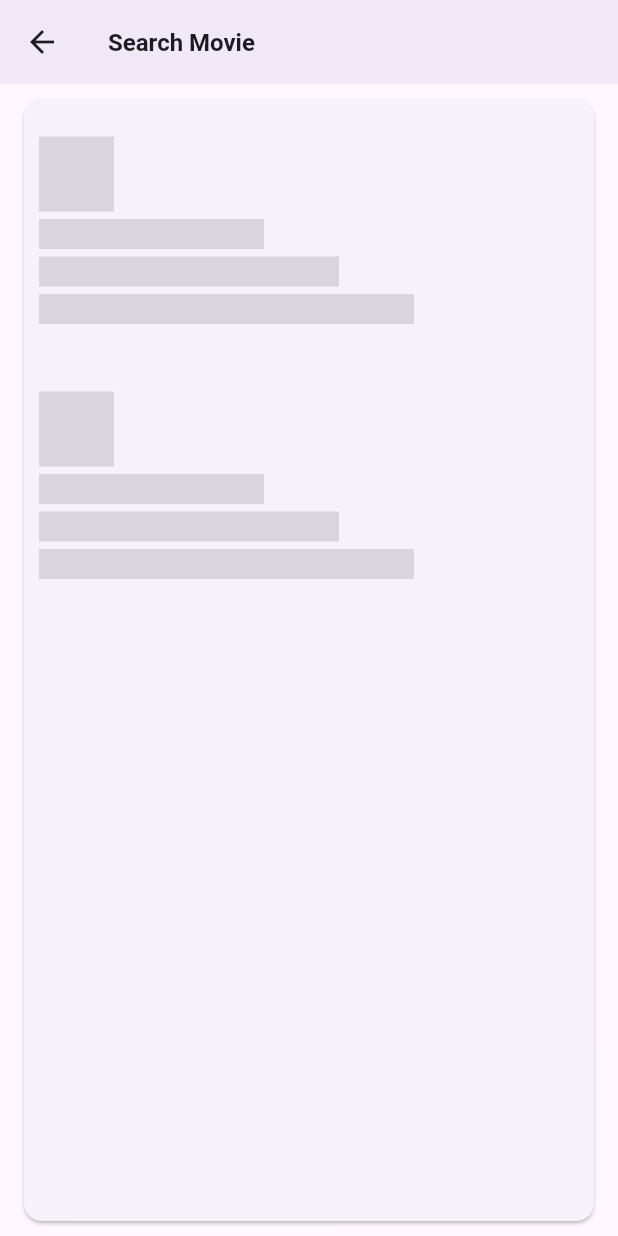
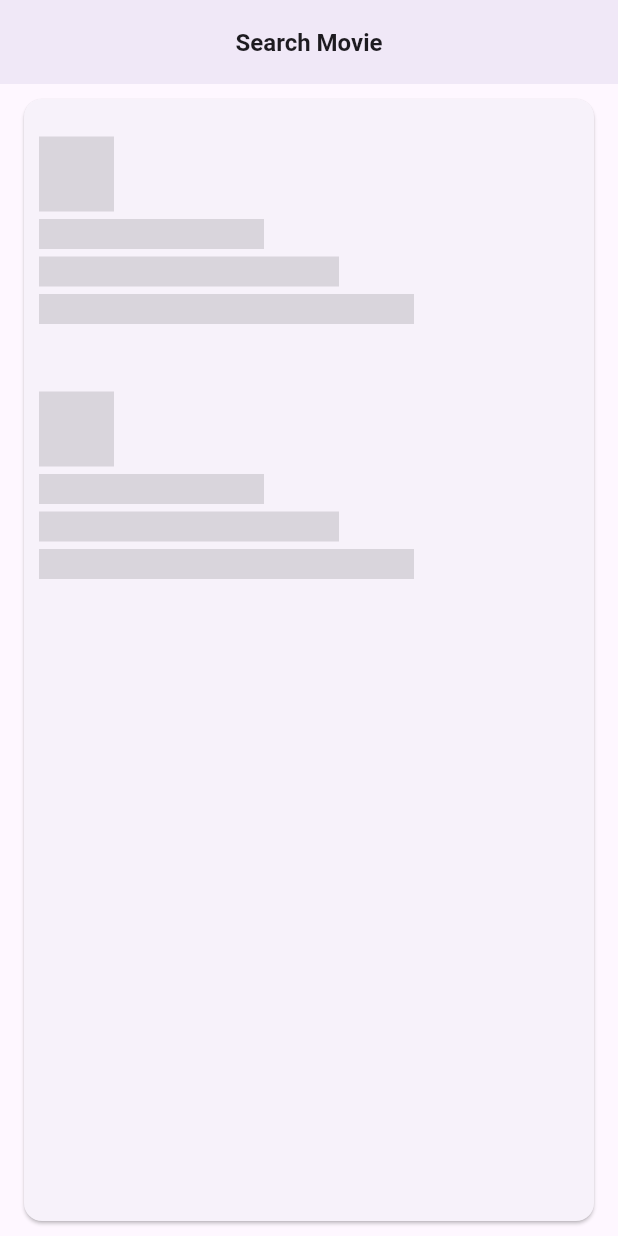
Before and after one commit to mouryaavadhesh/testapp, a Flutter app: the screen it shows after launch, on a phone screen of 412 x 824 dp. Run offline on Flutter 3.47's test engine with Material 3 defaults, Android fonts, the phone set to English and light mode, and no system bars; our stand-ins replace connectivity_plus, dio, equatable, flutter_bloc, fluttertoast; missing offline and left inert: dio_cache_interceptor; network calls fail.

Commit message:
search ui

```diff
--- a/lib/presentation/screen/movie_search.dart
+++ b/lib/presentation/screen/movie_search.dart
@@ -1,5 +1,7 @@
 import 'package:flutter/material.dart';
 import 'package:flutter_bloc/flutter_bloc.dart';
+import 'package:testapp/data/entities/item_model.dart';
+import 'package:testapp/data/utils/constant/constants.dart';
 import 'package:testapp/presentation/screen/movie_search_cubit.dart';
 import 'package:testapp/presentation/screen/movie_search_state.dart';
 import 'package:testapp/presentation/template/text.dart';
@@ -44,51 +46,79 @@ class _MovieSearchState extends State<MovieSearch>
             screenView = ReusableWidget.animationLayout(
                 animation, MediaQuery.of(context).size.width);
           } else if (state is LoadedState) {
-            screenView = _buildMovieList(state);
+            screenView = CustomScrollView(
+              slivers: <Widget>[
+                SliverList(
+                  delegate: SliverChildBuilderDelegate(
+                    (BuildContext context, int index) => const Card(
+                      margin: EdgeInsets.only(
+                          top: 20, left: 10, right: 10, bottom: 10),
+                      child: SizedBox(
+                        height: 60,
+                        child: Padding(
+                          padding: EdgeInsets.only(
+                              left: Dimension.leftMarginScreen,
+                              top: 5,
+                              right: Dimension.leftMarginScreen,
+                              bottom: 5),
+                          child: TextField(
+                            decoration: InputDecoration(
+                              border: OutlineInputBorder(
+                                borderRadius:
+                                    BorderRadius.all(Radius.circular(5.0)),
+                                borderSide: BorderSide(
+                                  width: 0,
+                                  style: BorderStyle.none,
+                                ),
+                              ),
+                              filled: false,
+                              suffixIcon: Icon(
+                                Icons.search,
+                              ),
+                              fillColor: Color(0xFFFAFAFA),
+                              hintStyle: TextStyle(
+                                  color: Color(0xFFd0cece), fontSize: 14),
+                              hintText: "Search Movie By Location",
+                            ),
+                          ),
+                        ),
+                      ),
+                    ),
+                    childCount: 1,
+                  ),
+                ),
+                SliverList(
+                  delegate: SliverChildBuilderDelegate(
+                        (BuildContext context, int index) =>
+                        _buildMovieList(state.movieData[index]),
+                    childCount: state.movieData.length,
+                  ),
+                )
+              ],
+
+            );
           } else {
             screenView = Container(
-              width: double.infinity,
+              height:500,
               margin: const EdgeInsets.symmetric(horizontal: 16, vertical: 16),
               padding: const EdgeInsets.only(
                   left: 20, right: 20, top: 20, bottom: 20),
-              decoration: BoxDecoration(
-                border: Border.all(color: Colors.grey),
-                borderRadius: const BorderRadius.only(
-                  topLeft: Radius.circular(20.0),
-                  bottomRight: Radius.circular(5.0),
-                ),
-              ),
-              child: MyText.textBold(text: "Search Movie", fontSize: 14),
+              child: MyText.textBold(text: "No Movie Found ", fontSize: 14),
             );
           }
-          return SafeArea(
-              child: Scaffold(
+          return Scaffold(
               appBar: AppBar(
-                    title: MyText.textBold(
-                        text: "Search Movie", fontSize: 16),
+                centerTitle: true,
+                title: MyText.textBold(text: "Search Movie", fontSize: 16),
                 elevation: 4,
-                    leading: IconButton(
-                      icon: const Icon(Icons.arrow_back),
-                      onPressed: () {},
               ),
-                  ),
-                  body: Stack(
-                    children: [
-                      screenView,
-                    ],
-                  )));
+              body: screenView);
         },
       ),
     );
   }
 
-  Widget _buildMovieList(LoadedState state) => ListView.builder(
-        itemCount: state.movieData.length,
-        //  respondedData3['data'].length,
-        shrinkWrap: true,
-        scrollDirection: Axis.vertical,
-        physics: const ScrollPhysics(),
-        itemBuilder: (context, index) => Card(
+  Widget _buildMovieList(MovieResponse movieResponse) => Card(
         shape:
             RoundedRectangleBorder(borderRadius: BorderRadius.circular(10.0)),
         elevation: 4.0,
@@ -100,22 +130,22 @@ class _MovieSearchState extends State<MovieSearch>
             mainAxisAlignment: MainAxisAlignment.start,
             children: [
               MyText.textRegular(
-                    text: state.movieData[index].productionCompany, fontSize: 14,maxLines: 2),
+                  text: movieResponse.productionCompany,
+                  fontSize: 14,
+                  maxLines: 2),
               MyText.textRegular(
-                    text: state.movieData[index].distributor, fontSize: 14,maxLines: 2),
+                  text: movieResponse.distributor, fontSize: 14, maxLines: 2),
               MyText.textRegular(
-                    text: state.movieData[index].director, fontSize: 14,maxLines: 2),
+                  text: movieResponse.director, fontSize: 14, maxLines: 2),
               MyText.textRegular(
-                    text: state.movieData[index].actor1, fontSize: 14,maxLines: 2),
+                  text: movieResponse.actor1, fontSize: 14, maxLines: 2),
               MyText.textRegular(
-                    text: state.movieData[index].actor2, fontSize: 14,maxLines: 2),
+                  text: movieResponse.actor2, fontSize: 14, maxLines: 2),
               MyText.textRegular(
-                    text: state.movieData[index].actor3, fontSize: 14,maxLines: 2),
+                  text: movieResponse.actor3, fontSize: 14, maxLines: 2),
               MyText.textRegular(
-                    text: state.movieData[index].locations, fontSize: 14,maxLines: 2),
-
+                  text: movieResponse.locations, fontSize: 14, maxLines: 2),
             ],
-            ),
           ),
         ),
       );
```
Lines whose indentation alone changed are shown as unchanged.
